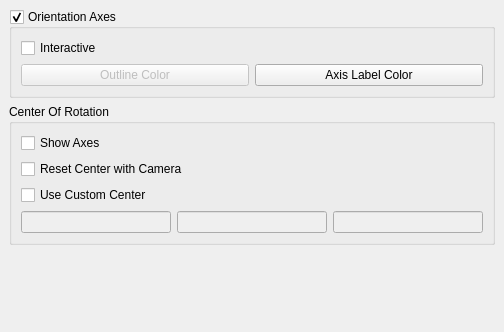
Before: the Qt Designer form Qt/Components/Resources/UI/pqRenderViewOptions.ui in wildmichael/ParaView3-enhancements-old, drawn with Qt 5.
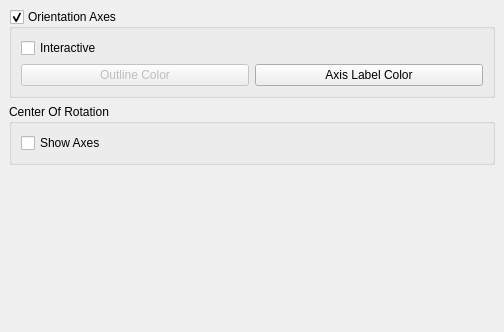
After: the same form once the commit is applied. Custom widgets are drawn as their Qt base class.

Commit message: BUG: #5419, moved "center of rotation" editing to Adjust Camera dialog.

```diff
--- a/Qt/Components/Resources/UI/pqRenderViewOptions.ui
+++ b/Qt/Components/Resources/UI/pqRenderViewOptions.ui
@@ -960,54 +960,6 @@
             </property>
            </widget>
           </item>
-          <item>
-           <widget class="QCheckBox" name="AutoResetCenterOfRotation" >
-            <property name="toolTip" >
-             <string>Reset center of rotation when camera is reset.</string>
-            </property>
-            <property name="text" >
-             <string>Reset Center with Camera</string>
-            </property>
-           </widget>
-          </item>
-          <item>
-           <widget class="QCheckBox" name="CustomCenter" >
-            <property name="text" >
-             <string>Use Custom Center</string>
-            </property>
-           </widget>
-          </item>
-          <item>
-           <layout class="QHBoxLayout" >
-            <property name="margin" >
-             <number>0</number>
-            </property>
-            <property name="spacing" >
-             <number>6</number>
-            </property>
-            <item>
-             <widget class="QLineEdit" name="CenterX" >
-              <property name="enabled" >
-               <bool>false</bool>
-              </property>
-             </widget>
-            </item>
-            <item>
-             <widget class="QLineEdit" name="CenterY" >
-              <property name="enabled" >
-               <bool>false</bool>
-              </property>
-             </widget>
-            </item>
-            <item>
-             <widget class="QLineEdit" name="CenterZ" >
-              <property name="enabled" >
-               <bool>false</bool>
-              </property>
-             </widget>
-            </item>
-           </layout>
-          </item>
          </layout>
         </widget>
        </item>
```
Left out of the diff: 48 changed lines with no effect on the pictures. The commit also changes 4 other files.
